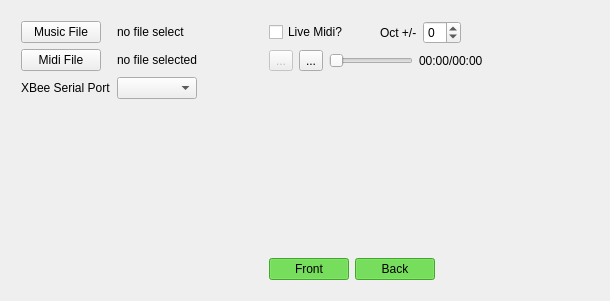
The window that command_station/src/mainwidget.ui (PeterMitrano/glowsuit) describes before a commit, drawn with Qt 5.
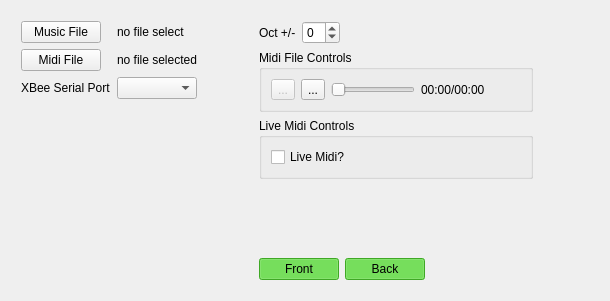
The same window after the commit. Icons and pictures are not drawn.

What changed in the file:
```diff
--- a/command_station/src/mainwidget.ui
+++ b/command_station/src/mainwidget.ui
@@ -80,9 +80,12 @@
          <property name="orientation">
           <enum>Qt::Horizontal</enum>
          </property>
+         <property name="sizeType">
+          <enum>QSizePolicy::MinimumExpanding</enum>
+         </property>
          <property name="sizeHint" stdset="0">
           <size>
-           <width>40</width>
+           <width>50</width>
            <height>20</height>
           </size>
          </property>
@@ -92,35 +95,6 @@
         <layout class="QVBoxLayout" name="controls_layout">
          <item>
           <layout class="QHBoxLayout" name="horizontalLayout">
-           <item>
-            <widget class="QCheckBox" name="live_checkbox">
-             <property name="text">
-              <string>Live Midi?</string>
-             </property>
-            </widget>
-           </item>
-           <item>
-            <widget class="QLabel" name="midi_indicator_label">
-             <property name="sizePolicy">
-              <sizepolicy hsizetype="Maximum" vsizetype="Maximum">
-               <horstretch>0</horstretch>
-               <verstretch>0</verstretch>
-              </sizepolicy>
-             </property>
-             <property name="minimumSize">
-              <size>
-               <width>20</width>
-               <height>20</height>
-              </size>
-             </property>
-             <property name="styleSheet">
-              <string notr="true">background-image: url(:/icons/midi-off.png);</string>
-             </property>
-             <property name="text">
-              <string/>
-             </property>
-            </widget>
-           </item>
            <item>
             <widget class="QLabel" name="octave_label">
              <property name="text">
@@ -142,7 +116,7 @@
             </widget>
            </item>
            <item>
-            <spacer name="horizontalSpacer_5">
+            <spacer name="horizontalSpacer_6">
              <property name="orientation">
               <enum>Qt::Horizontal</enum>
              </property>
@@ -157,10 +131,11 @@
           </layout>
          </item>
          <item>
-          <layout class="QHBoxLayout" name="sub_controls_layout">
-           <item>
-            <layout class="QVBoxLayout" name="player_vertical_layout"/>
-           </item>
+          <widget class="QGroupBox" name="midi_file_group">
+           <property name="title">
+            <string>Midi File Controls</string>
+           </property>
+           <layout class="QHBoxLayout" name="horizontalLayout_2">
            <item>
             <widget class="QToolButton" name="stop_button">
              <property name="enabled">
@@ -207,6 +182,63 @@
              </property>
              <property name="sizeHint" stdset="0">
               <size>
+                <width>36</width>
+                <height>20</height>
+               </size>
+              </property>
+             </spacer>
+            </item>
+           </layout>
+          </widget>
+         </item>
+         <item>
+          <widget class="QGroupBox" name="live_midi_controls">
+           <property name="title">
+            <string>Live Midi Controls</string>
+           </property>
+           <layout class="QHBoxLayout" name="horizontalLayout_3">
+            <item>
+             <widget class="QCheckBox" name="live_checkbox">
+              <property name="toolTip">
+               <string>Enables visualization of live MIDI. Disables the ability to play from a midi file</string>
+              </property>
+              <property name="text">
+               <string>Live Midi?</string>
+              </property>
+             </widget>
+            </item>
+            <item>
+             <widget class="QLabel" name="midi_indicator_label">
+              <property name="sizePolicy">
+               <sizepolicy hsizetype="Maximum" vsizetype="Maximum">
+                <horstretch>0</horstretch>
+                <verstretch>0</verstretch>
+               </sizepolicy>
+              </property>
+              <property name="minimumSize">
+               <size>
+                <width>20</width>
+                <height>20</height>
+               </size>
+              </property>
+              <property name="toolTip">
+               <string>blinks when a midi message is received, even if it's invalid or out of range</string>
+              </property>
+              <property name="styleSheet">
+               <string notr="true">background-image: url(:/icons/midi-off.png);</string>
+              </property>
+              <property name="text">
+               <string/>
+              </property>
+             </widget>
+            </item>
+            <item>
+             <spacer name="horizontalSpacer_5">
+              <property name="orientation">
+               <enum>Qt::Horizontal</enum>
+              </property>
+              <property name="sizeHint" stdset="0">
+               <size>
                <width>40</width>
                <height>20</height>
               </size>
@@ -214,6 +246,7 @@
             </spacer>
            </item>
           </layout>
+          </widget>
          </item>
          <item>
           <spacer name="verticalSpacer">
```
Left out of the diff: 12 changed lines with no effect on the pictures. Lines whose indentation alone changed are shown as unchanged.
